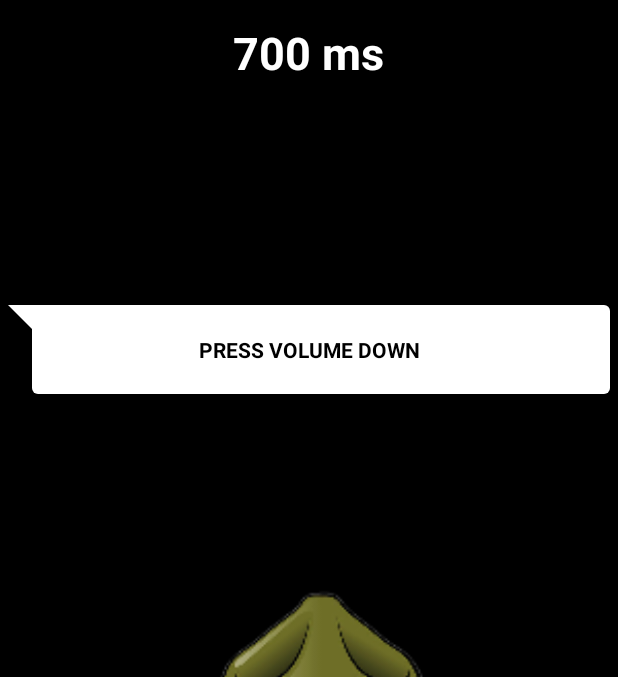
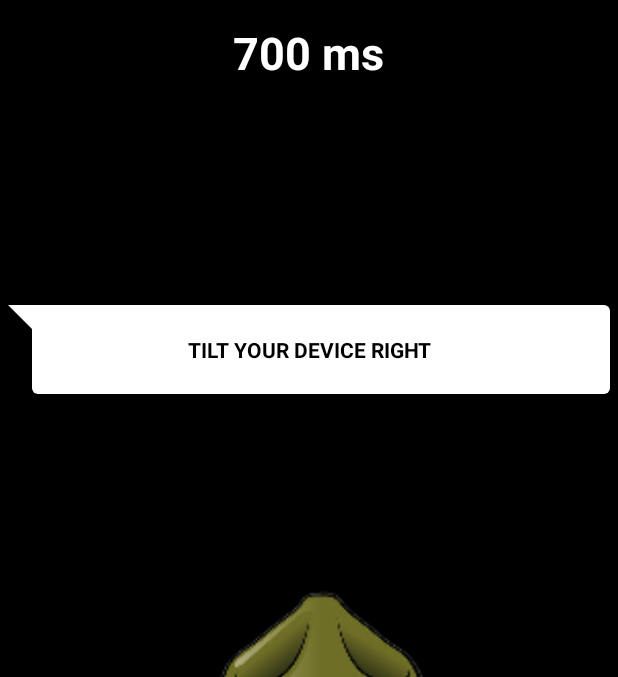
Before and after one commit to JJdeGroot/Overdrill, an Android app: the screen it shows after launch (MainActivity), on a phone screen of 412 x 824 dp, the part 62-739 px from its top. Run offline under Robolectric (Android 15) with nearby library versions, the phone set to English and light mode, and no system bars.

Commit message:
All task definitions with String resource + Audio resource

```diff
--- a/app/src/main/java/fr/ups/overdrill/game/Task.java
+++ b/app/src/main/java/fr/ups/overdrill/game/Task.java
@@ -11,28 +11,70 @@ public enum Task {
 
     /***** TASKS *****/
 
-    SHAKE(
-            Interaction.SHAKE,
-            R.string.task_shake,
-            R.raw.shake
+    SHAKE_DEVICE (
+            Interaction.SHAKE_DEVICE,
+            R.string.shake_your_device,
+            R.raw.shake_your_device
     ),
 
-    VOLUME_UP           (
-            Interaction.VOLUME_UP,
-            R.string.task_volume_up,
-            R.raw.volume_up
+    TILT_DEVICE_UP (
+            Interaction.TILT_DEVICE_UP,
+            R.string.tilt_your_device_up,
+            R.raw.tilt_your_device_up
     ),
 
-    VOLUME_DOWN         (
-            Interaction.VOLUME_DOWN,
-            R.string.task_volume_down,
-            R.raw.volume_down
+    TILT_DEVICE_RIGHT (
+            Interaction.TILT_DEVICE_RIGHT,
+            R.string.tilt_your_device_right,
+            R.raw.tilt_your_device_right
     ),
 
-    COVER_LIGHT_SENSOR  (
-            Interaction.LUX,
-            R.string.task_cover_light_sensor,
-            R.raw.cover_light_sensor
+    TILT_DEVICE_DOWN (
+            Interaction.TILT_DEVICE_DOWN,
+            R.string.tilt_your_device_down,
+            R.raw.tilt_your_device_down
+    ),
+
+    TILT_DEVICE_LEFT (
+            Interaction.TILT_DEVICE_LEFT,
+            R.string.tilt_your_device_left,
+            R.raw.tilt_your_device_left
+    ),
+
+    COVER_FRONT_CAMERA (
+            Interaction.COVER_FRONT_CAMERA,
+            R.string.cover_the_front_camera,
+            R.raw.cover_the_front_camera
+    ),
+
+    COVER_REAR_CAMERA (
+            Interaction.COVER_REAR_CAMERA,
+            R.string.cover_the_rear_camera,
+            R.raw.cover_the_rear_camera
+    ),
+
+    COVER_LIGHT_SENSOR (
+            Interaction.COVER_LIGHT_SENSOR,
+            R.string.cover_the_light_sensor,
+            R.raw.cover_the_light_sensor
+    ),
+
+    PRESS_VOLUME_UP (
+            Interaction.PRESS_VOLUME_UP,
+            R.string.press_volume_up,
+            R.raw.press_volume_up
+    ),
+
+    PRESS_VOLUME_DOWN (
+            Interaction.PRESS_VOLUME_DOWN,
+            R.string.press_volume_down,
+            R.raw.press_volume_down
+    ),
+
+    BLOW_INTO_MICROPHONE (
+            Interaction.BLOW_INTO_MICROPHONE,
+            R.string.blow_into_the_microphone,
+            R.raw.blow_into_the_microphone
     );
 
 
--- a/app/src/main/res/values/strings.xml
+++ b/app/src/main/res/values/strings.xml
@@ -14,9 +14,16 @@
     <string name="action_hiscore">Hiscores</string>
 
     <!-- Tasks -->
-    <string name="task_shake">SHAKE YOUR DEVICE</string>
-    <string name="task_volume_up">PRESS VOLUME UP</string>
-    <string name="task_volume_down">PRESS VOLUME DOWN</string>
-    <string name="task_cover_light_sensor">COVER THE LIGHT SENSOR</string>
+    <string name="shake_your_device">SHAKE YOUR DEVICE</string>
+    <string name="tilt_your_device_up">TILT YOUR DEVICE UP</string>
+    <string name="tilt_your_device_right">TILT YOUR DEVICE RIGHT</string>
+    <string name="tilt_your_device_down">TILT YOUR DEVICE DOWN</string>
+    <string name="tilt_your_device_left">TILT YOUR DEVICE LEFT</string>
+    <string name="cover_the_front_camera">COVER THE FRONT CAMERA</string>
+    <string name="cover_the_rear_camera">COVER THE REAR CAMERA</string>
+    <string name="cover_the_light_sensor">COVER THE LIGHT SENSOR</string>
+    <string name="press_volume_up">PRESS VOLUME UP</string>
+    <string name="press_volume_down">PRESS VOLUME DOWN</string>
+    <string name="blow_into_the_microphone">BLOW INTO THE MICROPHONE</string>
 
 </resources>
--- a/interactions/src/main/java/fr/ups/interactions/InteractionActivity.java
+++ b/interactions/src/main/java/fr/ups/interactions/InteractionActivity.java
@@ -37,44 +37,8 @@ public abstract class InteractionActivity extends AppCompatActivity {
         registerActionListeners();
     }
 
-    /**
-     * Returns a list of all enabled interactions
-     * @return List of Interaction objects.
-     */
-    protected abstract ArrayList<Interaction> getInteractions();
+    /***** STATES *****/
 
-    /**
-     * Registers the action listener based on the integer array passed.
-     * The integer array reflects values from SensorListenerType.class.
-     */
-    private void registerActionListeners() {
-        for(Interaction interaction : interactions) {
-            switch(interaction) {
-
-                case LUX:
-                    registerLuxListener();
-                    break;
-
-                case CAMERA:
-                    // TODO: Register camera listener
-                    break;
-
-                case SHAKE:
-                    registerShakeListener();
-                    break;
-
-                case VOLUME_UP:
-                    registerVolumeUpListener();
-                    break;
-
-                case VOLUME_DOWN:
-                    registerVolumeDownListener();
-                    break;
-            }
-        }
-    }
-
-    // STATES --------------------------------------------------------------------------------------
     @Override
     protected void onStart() {
         super.onStart();
@@ -103,10 +67,62 @@ public abstract class InteractionActivity extends AppCompatActivity {
     }
 
 
+    /***** INTERACTIONS *****/
 
+    /**
+     * Returns a list of all enabled interactions
+     * @return List of Interaction objects.
+     */
+    protected abstract ArrayList<Interaction> getInteractions();
 
+    /**
+     * Registers the action listener based on the integer array passed.
+     * The integer array reflects values from SensorListenerType.class.
+     */
+    private void registerActionListeners() {
+        for(Interaction interaction : interactions) {
+            switch(interaction) {
 
-    /***** INTERACTIONS *****/
+                case SHAKE_DEVICE:
+                    registerShakeListener();
+                    break;
+
+                case TILT_DEVICE_UP:
+
+                    break;
+
+                case TILT_DEVICE_RIGHT:
+                    break;
+
+                case TILT_DEVICE_DOWN:
+                    break;
+
+                case TILT_DEVICE_LEFT:
+                    break;
+
+                case COVER_FRONT_CAMERA:
+                    break;
+
+                case COVER_REAR_CAMERA:
+                    break;
+
+                case COVER_LIGHT_SENSOR:
+                    registerLuxListener();
+                    break;
+
+                case PRESS_VOLUME_UP:
+                    registerVolumeUpListener();
+                    break;
+
+                case PRESS_VOLUME_DOWN:
+                    registerVolumeDownListener();
+                    break;
+
+                case BLOW_INTO_MICROPHONE:
+                    break;
+            }
+        }
+    }
 
     /**
      * Called on an interaction event
@@ -115,20 +131,19 @@ public abstract class InteractionActivity extends AppCompatActivity {
     protected abstract void handleInteraction(Interaction interaction);
 
 
-    // SHAKE LISTENER ------------------------------------------------------------------------------
+    // SHAKE LISTENER
     private void registerShakeListener() {
         ShakeListener shakeListener = new ShakeListener();
         shakeListener.setOnSensorActionListener(new ShakeListener.OnShakeListener() {
             @Override
             public void onShake() {
-                handleInteraction(Interaction.SHAKE);
+                handleInteraction(Interaction.SHAKE_DEVICE);
             }
         });
         interactionManager.addInteractionListener(shakeListener);
     }
 
-    // BUTTON LISTENERS ----------------------------------------------------------------------------
-
+    // BUTTON LISTENERS
     private boolean volumeUp, volumeDown;
 
     @Override
@@ -152,52 +167,49 @@ public abstract class InteractionActivity extends AppCompatActivity {
         return super.onKeyDown(keyCode, event);
     }
 
-    /***** VOLUME UP *****/
-
+    // VOLUME UP
     private void registerVolumeUpListener() {
         volumeUp = true;
     }
 
     private void onVolumeUp() {
-        handleInteraction(Interaction.VOLUME_UP);
+        handleInteraction(Interaction.PRESS_VOLUME_UP);
     }
 
-    /***** VOLUME DOWN *****/
+    // VOLUME DOWN
     private void registerVolumeDownListener() {
         volumeDown = true;
     }
 
     private void onVolumeDown() {
-        handleInteraction(Interaction.VOLUME_DOWN);
+        handleInteraction(Interaction.PRESS_VOLUME_DOWN);
     }
 
-    //
+    // BUTTON LISTENER -- TODO: Is not used because onKeyDown event is fired and overridden.
     private void registerButtonListener() {
         ButtonListener buttonListener = new ButtonListener();
         buttonListener.setOnSensorActionListener(new ButtonListener.OnButtonListener() {
             @Override
             public void onVolumeUp() {
-                handleInteraction(Interaction.VOLUME_UP);
+                handleInteraction(Interaction.PRESS_VOLUME_UP);
             }
 
             @Override
             public void onVolumeDown() {
-                handleInteraction(Interaction.VOLUME_DOWN);
+                handleInteraction(Interaction.PRESS_VOLUME_DOWN);
             }
         });
         interactionManager.addInteractionListener(buttonListener);
     }
 
-
-
-    // LUX LISTENER --------------------------------------------------------------------------------
+    // LUX LISTENER
     private void registerLuxListener() {
         LuxListener luxListener = new LuxListener();
         luxListener.setOnSensorActionListener(new LuxListener.OnLuxListener() {
 
             @Override
             public void onLightDark() {
-                handleInteraction(Interaction.LUX);
+                handleInteraction(Interaction.COVER_LIGHT_SENSOR);
             }
         });
         interactionManager.addInteractionListener(luxListener);
--- a/interactions/src/main/java/fr/ups/interactions/model/Interaction.java
+++ b/interactions/src/main/java/fr/ups/interactions/model/Interaction.java
@@ -5,11 +5,17 @@ package fr.ups.interactions.model;
  */
 public enum Interaction {
 
-    LUX(1),
-    CAMERA(2),
-    SHAKE(3),
-    VOLUME_UP(4),
-    VOLUME_DOWN(5);
+    SHAKE_DEVICE(1),
+    TILT_DEVICE_UP(2),
+    TILT_DEVICE_RIGHT(3),
+    TILT_DEVICE_DOWN(4),
+    TILT_DEVICE_LEFT(5),
+    COVER_FRONT_CAMERA(6),
+    COVER_REAR_CAMERA(7),
+    COVER_LIGHT_SENSOR(8),
+    PRESS_VOLUME_UP(9),
+    PRESS_VOLUME_DOWN(10),
+    BLOW_INTO_MICROPHONE(11);
 
     private int id;
 
```
Also changed, not shown: 15 other files.
